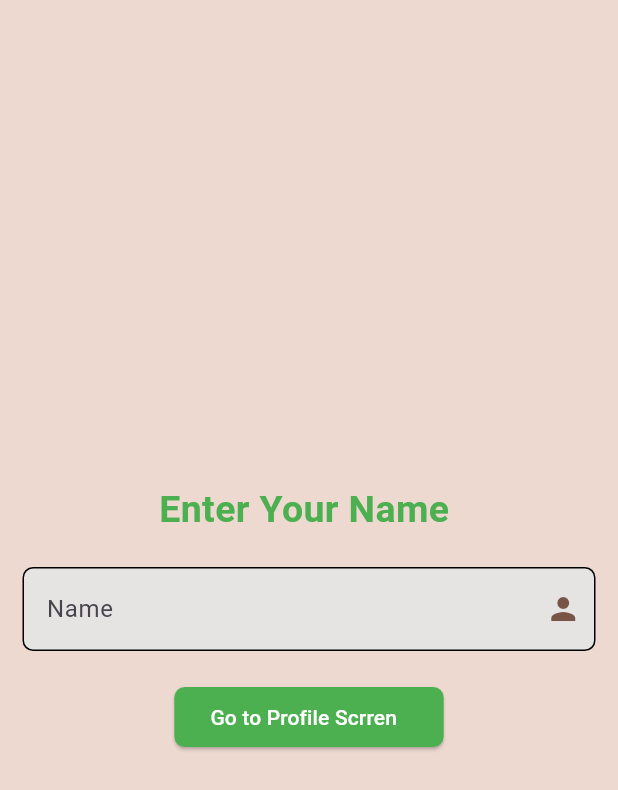
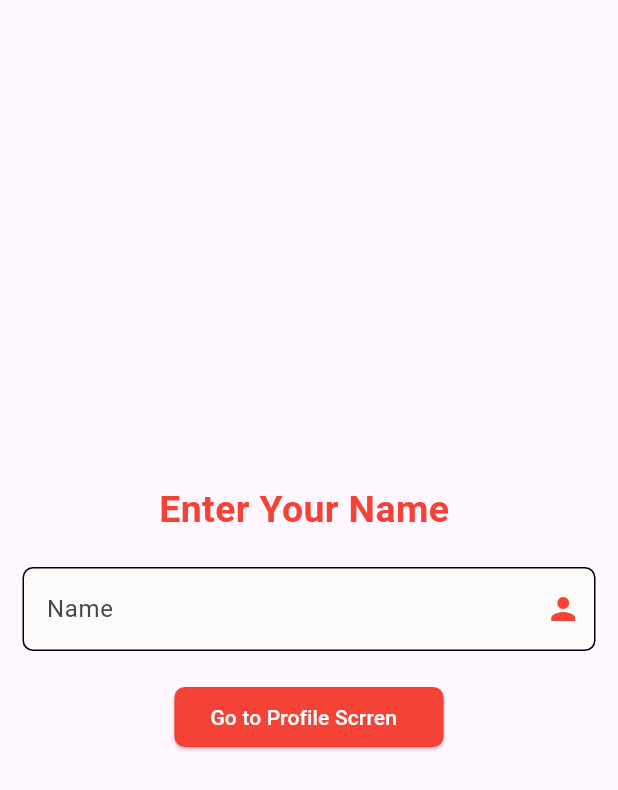
Before and after one commit to Eslamemad123/taskf_lutter, a Flutter app: the screen it shows after launch, on a phone screen of 412 x 824 dp. Shown: the top 790 px of the screen. Run offline on Flutter 3.47's test engine with Material 3 defaults, Android fonts, the phone set to English and light mode, and no system bars.

Commit message:
Ziad ahmed

```diff
--- a/lib/mainscrren.dart
+++ b/lib/firstScreen.dart
@@ -1,5 +1,5 @@
 import 'package:flutter/material.dart';
-import 'package:taskf_lutter/new_screen.dart';
+import 'package:taskf_lutter/secondScreen.dart';
 
 class mainscrren extends StatelessWidget {
   mainscrren({super.key});
@@ -9,7 +9,6 @@ class mainscrren extends StatelessWidget {
   @override
   Widget build(BuildContext context) {
     return Scaffold(
-      backgroundColor: const Color.fromARGB(255, 238, 217, 209),
       body: Center(
         child: Padding(
           padding: const EdgeInsets.symmetric(horizontal: 15.0),
@@ -19,7 +18,7 @@ class mainscrren extends StatelessWidget {
               Text(
                 'Enter Your Name ',
                 style: TextStyle(
-                  color: Colors.green,
+                  color: Colors.red,
                   fontSize: 25,
                   fontWeight: FontWeight.bold,
                 ),
@@ -31,10 +30,10 @@ class mainscrren extends StatelessWidget {
                 decoration: InputDecoration(
                   label: Text('Name'),
                   filled: true,
-                  fillColor: const Color.fromARGB(255, 230, 227, 227),
+                  fillColor: const Color.fromARGB(255, 253, 250, 250),
                   suffixIcon: Padding(
                     padding: const EdgeInsets.only(left: 5),
-                    child: Icon(Icons.person, color: Colors.brown),
+                    child: Icon(Icons.person, color: Colors.red),
                   ),
                   enabledBorder: OutlineInputBorder(
                     borderRadius: BorderRadius.circular(7),
@@ -47,7 +46,7 @@ class mainscrren extends StatelessWidget {
               SizedBox(height: 20),
               ElevatedButton(
                 style: ElevatedButton.styleFrom(
-                  backgroundColor: Colors.green,
+                  backgroundColor: Colors.red,
                   shape: RoundedRectangleBorder(
                     borderRadius: BorderRadiusGeometry.circular(7),
                   ),
--- a/lib/main.dart
+++ b/lib/main.dart
@@ -1,6 +1,6 @@
 import 'package:flutter/material.dart';
-import 'package:taskf_lutter/mainscrren.dart';
-import 'package:taskf_lutter/new_screen.dart';
+import 'package:taskf_lutter/firstScreen.dart';
+import 'package:taskf_lutter/secondScreen.dart';
 
 void main() {
   runApp(MainApp());
```
Also changed, not shown: lib/secondScreen.dart (renamed from lib/new_screen.dart, +6 -12 lines), assets/image/image.png.
